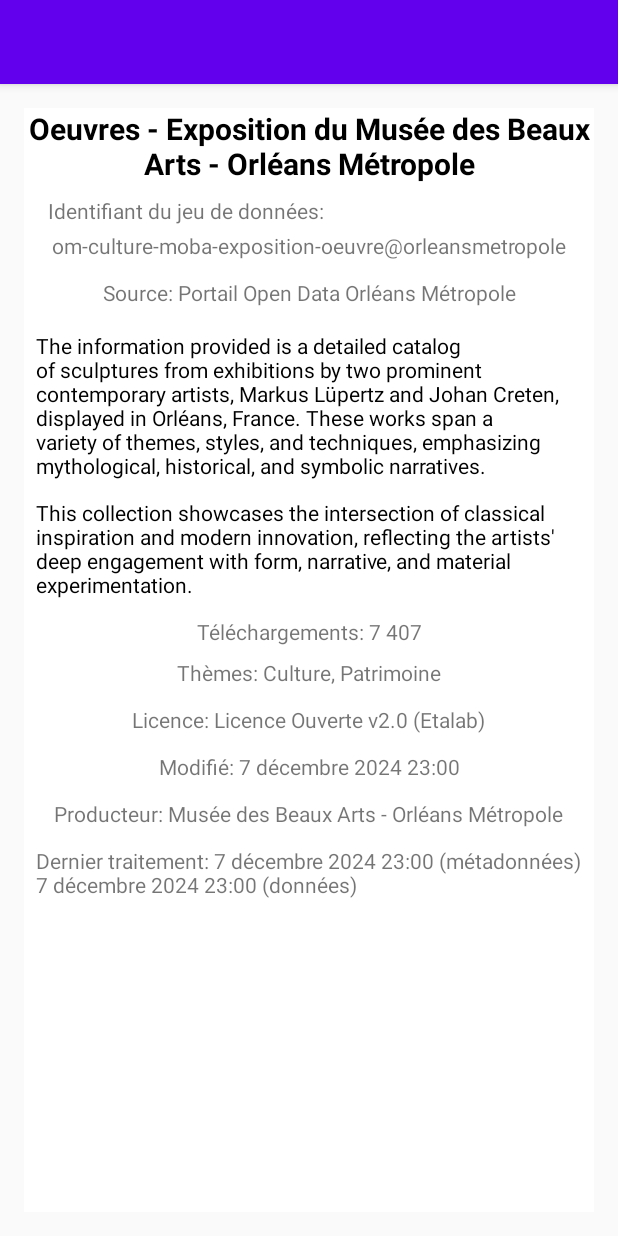
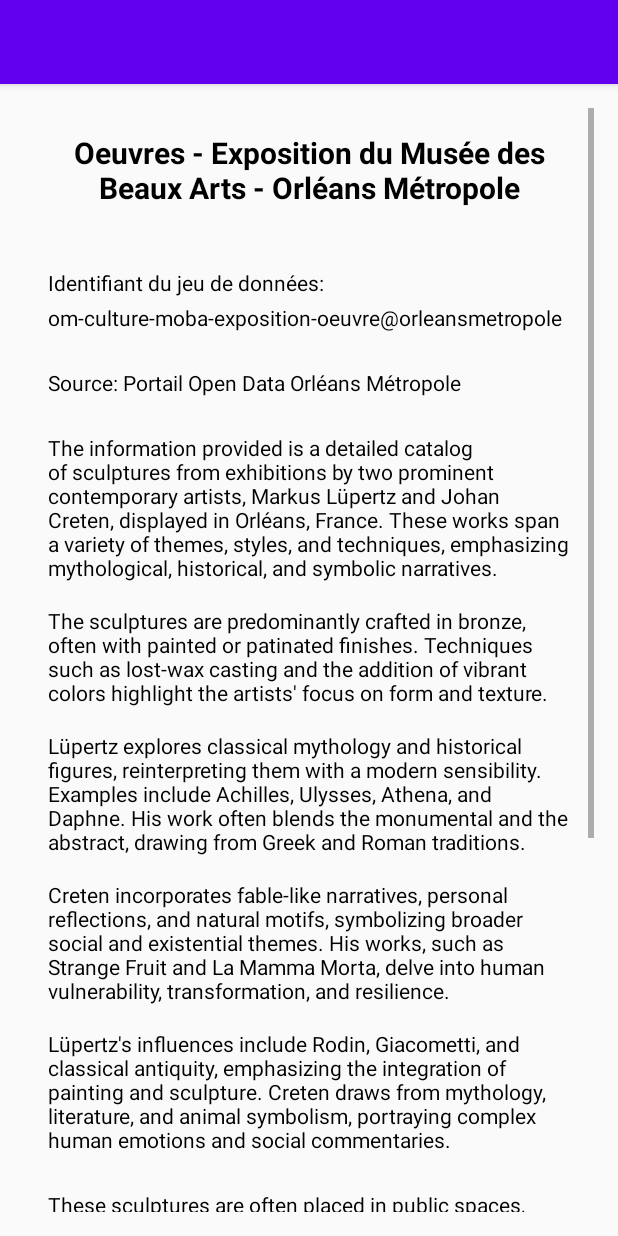
Before and after one commit to Balbinoo/Projet_Kotlin_Mobile, an Android app: the fragment InfoFragment shown on its own in the app's theme, on a phone screen of 412 x 824 dp. Run offline under Robolectric (Android 15) with nearby library versions, the phone set to English and light mode, and no system bars.

Commit message:
add content and scroll

```diff
--- a/app/src/main/res/layout/info_fragment.xml
+++ b/app/src/main/res/layout/info_fragment.xml
@@ -7,42 +7,49 @@
     android:padding="16dp"
     tools:context=".MainActivity">
 
-    <androidx.constraintlayout.widget.ConstraintLayout
-        android:id="@+id/a_info_lyt_container_oeuvre"
-        android:layout_width="0dp"
-        android:layout_height="0dp"
-        android:background="@android:color/white"
+    <ScrollView
+        android:layout_width="match_parent"
+        android:layout_height="match_parent"
         app:layout_constraintBottom_toBottomOf="parent"
         app:layout_constraintEnd_toEndOf="parent"
         app:layout_constraintStart_toStartOf="parent"
         app:layout_constraintTop_toTopOf="parent">
 
+        <ScrollView
+            android:layout_width="match_parent"
+            android:layout_height="match_parent"
+            app:layout_constraintBottom_toBottomOf="parent"
+            app:layout_constraintEnd_toEndOf="parent"
+            app:layout_constraintStart_toStartOf="parent"
+            app:layout_constraintTop_toTopOf="parent">
+
+            <LinearLayout
+                android:layout_width="match_parent"
+                android:layout_height="wrap_content"
+                android:orientation="vertical"
+                android:padding="16dp">
+
                 <!-- Title -->
                 <TextView
                     android:id="@+id/info_Titre"
-            android:layout_width="0dp"
+                    android:layout_width="match_parent"
                     android:layout_height="wrap_content"
-            android:layout_marginBottom="16dp"
+                    android:layout_marginBottom="24dp"
                     android:text="Oeuvres - Exposition du Musée des Beaux Arts - Orléans Métropole"
                     android:textSize="20sp"
                     android:textStyle="bold"
                     android:gravity="center"
-            android:textColor="@android:color/black"
-            app:layout_constraintEnd_toEndOf="parent"
-            app:layout_constraintStart_toStartOf="parent"
-            app:layout_constraintTop_toTopOf="parent" />
+                    android:textColor="@android:color/black" />
 
                 <!-- Dataset Identifier -->
                 <TextView
                     android:id="@+id/info_identifiant"
                     android:layout_width="wrap_content"
                     android:layout_height="wrap_content"
-            android:layout_marginTop="8dp"
-            android:layout_marginStart="16dp"
+                    android:layout_marginTop="16dp"
                     android:text="Identifiant du jeu de données:"
                     android:textSize="14sp"
-            app:layout_constraintStart_toStartOf="parent"
-            app:layout_constraintTop_toBottomOf="@id/info_Titre" />
+                    android:textColor="@android:color/black" />
 
                 <TextView
                     android:id="@+id/info_ident_lien"
@@ -51,121 +58,145 @@
                     android:layout_marginTop="4dp"
                     android:text="om-culture-moba-exposition-oeuvre@orleansmetropole"
                     android:textSize="14sp"
-            app:layout_constraintEnd_toEndOf="parent"
-            app:layout_constraintStart_toStartOf="parent"
-            app:layout_constraintTop_toBottomOf="@id/info_identifiant" />
+                    android:gravity="center"
+                    android:textColor="@android:color/black" />
 
                 <!-- Source -->
                 <TextView
                     android:id="@+id/info_Source"
                     android:layout_width="wrap_content"
                     android:layout_height="wrap_content"
-            android:layout_marginTop="12dp"
+                    android:layout_marginTop="24dp"
                     android:text="Source: Portail Open Data Orléans Métropole"
                     android:textSize="14sp"
-            app:layout_constraintEnd_toEndOf="parent"
-            app:layout_constraintStart_toStartOf="parent"
-            app:layout_constraintTop_toBottomOf="@id/info_ident_lien" />
+                    android:gravity="center"
+                    android:textColor="@android:color/black" />
 
                 <!-- Description -->
                 <TextView
                     android:id="@+id/info_description"
-            android:layout_width="0dp"
+                    android:layout_width="match_parent"
+                    android:layout_height="wrap_content"
+                    android:layout_marginTop="24dp"
+                    android:text="The information provided is a detailed catalog of sculptures from exhibitions by two prominent contemporary artists, Markus Lüpertz and Johan Creten, displayed in Orléans, France. These works span a variety of themes, styles, and techniques, emphasizing mythological, historical, and symbolic narratives."
+                    android:textSize="14sp"
+                    android:textColor="@android:color/black" />
+
+                <!-- Sculptures -->
+                <TextView
+                    android:id="@+id/info_scupltures"
+                    android:layout_width="match_parent"
                     android:layout_height="wrap_content"
                     android:layout_marginTop="16dp"
-            android:layout_marginHorizontal="8dp"
-            android:text="The information provided is a detailed catalog of sculptures from exhibitions by two prominent contemporary artists, Markus Lüpertz and Johan Creten, displayed in Orléans, France. These works span a variety of themes, styles, and techniques, emphasizing mythological, historical, and symbolic narratives."
+                    android:text="The sculptures are predominantly crafted in bronze, often with painted or patinated finishes. Techniques such as lost-wax casting and the addition of vibrant colors highlight the artists' focus on form and texture."
+                    android:textColor="@android:color/black"
+                    android:textSize="14sp" />
+
+                <TextView
+                    android:id="@+id/info_lupertz"
+                    android:layout_width="match_parent"
+                    android:layout_height="wrap_content"
+                    android:layout_marginTop="16dp"
+                    android:text="Lüpertz explores classical mythology and historical figures, reinterpreting them with a modern sensibility. Examples include Achilles, Ulysses, Athena, and Daphne. His work often blends the monumental and the abstract, drawing from Greek and Roman traditions."
                     android:textSize="14sp"
-            android:textColor="@android:color/black"
-            app:layout_constraintEnd_toEndOf="parent"
-            app:layout_constraintStart_toStartOf="parent"
-            app:layout_constraintTop_toBottomOf="@id/info_Source" />
+                    android:textColor="@android:color/black" />
 
-        <!-- Presentation -->
+                <TextView
+                    android:id="@+id/info_creten"
+                    android:layout_width="match_parent"
+                    android:layout_height="wrap_content"
+                    android:layout_marginTop="16dp"
+                    android:text="Creten incorporates fable-like narratives, personal reflections, and natural motifs, symbolizing broader social and existential themes. His works, such as Strange Fruit and La Mamma Morta, delve into human vulnerability, transformation, and resilience."
+                    android:textSize="14sp"
+                    android:textColor="@android:color/black" />
+
+                <TextView
+                    android:id="@+id/info_both"
+                    android:layout_width="match_parent"
+                    android:layout_height="wrap_content"
+                    android:layout_marginTop="16dp"
+                    android:text="Lüpertz's influences include Rodin, Giacometti, and classical antiquity, emphasizing the integration of painting and sculpture. Creten draws from mythology, literature, and animal symbolism, portraying complex human emotions and social commentaries."
+                    android:textColor="@android:color/black" />
+
                 <TextView
                     android:id="@+id/info_presentation2"
-            android:layout_width="0dp"
+                    android:layout_width="match_parent"
                     android:layout_height="wrap_content"
-            android:layout_marginTop="12dp"
-            android:layout_marginHorizontal="8dp"
-            android:text="This collection showcases the intersection of classical inspiration and modern innovation, reflecting the artists' deep engagement with form, narrative, and material experimentation."
-            android:textSize="14sp"
+                    android:layout_marginTop="24dp"
+                    android:text="These sculptures are often placed in public spaces, such as parks, museums, and historical landmarks in Orléans. The installations aim to engage the urban environment and the community, making art accessible and resonant with contemporary life. This collection showcases the intersection of classical inspiration and modern innovation, reflecting the artists' deep engagement with form, narrative, and material experimentation."
                     android:textColor="@android:color/black"
-            app:layout_constraintEnd_toEndOf="parent"
-            app:layout_constraintStart_toStartOf="parent"
-            app:layout_constraintTop_toBottomOf="@id/info_description" />
+                    android:textSize="14sp" />
 
                 <!-- Downloads -->
                 <TextView
                     android:id="@+id/info_telecharge"
                     android:layout_width="wrap_content"
                     android:layout_height="wrap_content"
-            android:layout_marginTop="12dp"
+                    android:layout_marginTop="16dp"
                     android:text="Téléchargements: 7 407"
                     android:textSize="14sp"
-            app:layout_constraintEnd_toEndOf="parent"
-            app:layout_constraintStart_toStartOf="parent"
-            app:layout_constraintTop_toBottomOf="@id/info_presentation2" />
+                    android:gravity="center"
+                    android:textColor="@android:color/black" />
 
                 <!-- Theme -->
                 <TextView
                     android:id="@+id/info_theme"
                     android:layout_width="wrap_content"
                     android:layout_height="wrap_content"
-            android:layout_marginTop="8dp"
+                    android:layout_marginTop="16dp"
                     android:text="Thèmes: Culture, Patrimoine"
                     android:textSize="14sp"
-            app:layout_constraintEnd_toEndOf="parent"
-            app:layout_constraintStart_toStartOf="parent"
-            app:layout_constraintTop_toBottomOf="@id/info_telecharge" />
+                    android:gravity="center"
+                    android:textColor="@android:color/black" />
 
                 <!-- License -->
                 <TextView
                     android:id="@+id/info_licence"
                     android:layout_width="wrap_content"
                     android:layout_height="wrap_content"
-            android:layout_marginTop="12dp"
+                    android:layout_marginTop="16dp"
                     android:text="Licence: Licence Ouverte v2.0 (Etalab)"
                     android:textSize="14sp"
-            app:layout_constraintEnd_toEndOf="parent"
-            app:layout_constraintStart_toStartOf="parent"
-            app:layout_constraintTop_toBottomOf="@id/info_theme" />
+                    android:gravity="center"
+                    android:textColor="@android:color/black" />
 
                 <!-- Modification Date -->
                 <TextView
                     android:id="@+id/info_modifie"
                     android:layout_width="wrap_content"
                     android:layout_height="wrap_content"
-            android:layout_marginTop="12dp"
+                    android:layout_marginTop="16dp"
                     android:text="Modifié: 7 décembre 2024 23:00"
                     android:textSize="14sp"
-            app:layout_constraintEnd_toEndOf="parent"
-            app:layout_constraintStart_toStartOf="parent"
-            app:layout_constraintTop_toBottomOf="@id/info_licence" />
+                    android:gravity="center"
+                    android:textColor="@android:color/black" />
 
                 <!-- Producer -->
                 <TextView
                     android:id="@+id/info_producteur"
                     android:layout_width="wrap_content"
                     android:layout_height="wrap_content"
-            android:layout_marginTop="12dp"
+                    android:layout_marginTop="16dp"
                     android:text="Producteur: Musée des Beaux Arts - Orléans Métropole"
                     android:textSize="14sp"
-            app:layout_constraintEnd_toEndOf="parent"
-            app:layout_constraintStart_toStartOf="parent"
-            app:layout_constraintTop_toBottomOf="@id/info_modifie" />
+                    android:gravity="center"
+                    android:textColor="@android:color/black" />
 
                 <!-- Last Treatment -->
                 <TextView
                     android:id="@+id/info_dernier_traitement"
-            android:layout_width="0dp"
+                    android:layout_width="match_parent"
                     android:layout_height="wrap_content"
-            android:layout_marginTop="12dp"
-            android:layout_marginHorizontal="8dp"
+                    android:layout_marginTop="16dp"
                     android:text="Dernier traitement: 7 décembre 2024 23:00 (métadonnées) 7 décembre 2024 23:00 (données)"
                     android:textSize="14sp"
-            app:layout_constraintEnd_toEndOf="parent"
-            app:layout_constraintStart_toStartOf="parent"
-            app:layout_constraintTop_toBottomOf="@id/info_producteur" />
+                    android:gravity="center"
+                    android:textColor="@android:color/black" />
+            </LinearLayout>
+
+        </ScrollView>
+
+
+    </ScrollView>
+
 </androidx.constraintlayout.widget.ConstraintLayout>
-</androidx.constraintlayout.widget.ConstraintLayout>
```
Lines whose indentation alone changed are shown as unchanged.
